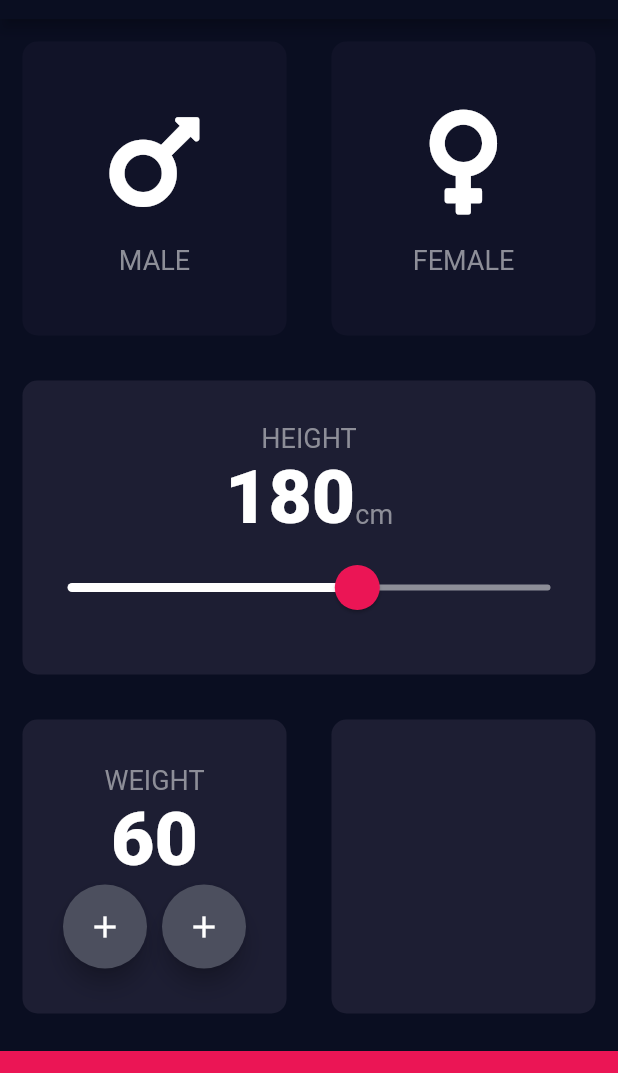
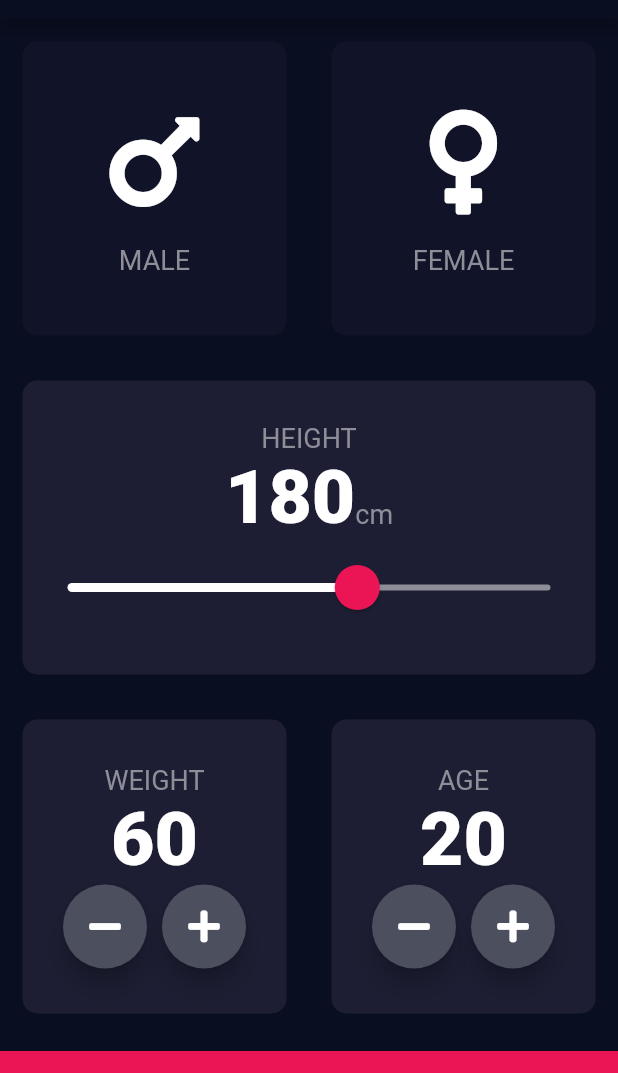
Before and after one commit to OdongoWaga/BMI-Calculator, a Flutter app: the screen it shows after launch, on a phone screen of 412 x 824 dp, the part 65-1138 px from its top. Run offline on Flutter 3.47's test engine with Material 2 defaults, Android fonts, the phone set to English and light mode, and no system bars; our stand-ins replace font_awesome_flutter.

```diff
--- a/lib/input_page.dart
+++ b/lib/input_page.dart
@@ -19,6 +19,7 @@ class _InputPageState extends State<InputPage> {
   Gender selectedGender;
   int height = 180;
   int weight = 60;
+  int age = 20;
 
 //  Color maleCardColor = inactiveCardColour;
 //  Color femaleCardColour = inactiveCardColour;
@@ -154,21 +155,22 @@ class _InputPageState extends State<InputPage> {
                       Row(
                         mainAxisAlignment: MainAxisAlignment.center,
                         children: <Widget>[
-                          FloatingActionButton(
-                            backgroundColor: Color(0xFF4C4F5E),
-                            child: Icon(
-                              Icons.add,
-                              color: Colors.white,
-                            ),
+                          RoundIconButton(
+                            icon: FontAwesomeIcons.minus,
+                            onPressed: () {
+                              setState(() {
+                                weight--;
+                              });
+                            },
                           ),
                           SizedBox(width: 10),
-                          FloatingActionButton(
-                            backgroundColor: Color(0xFF4C4F5E),
-                            child: Icon(
-                              Icons.add,
-                              color: Colors.white,
-                            ),
-                          )
+                          RoundIconButton(
+                              icon: FontAwesomeIcons.plus,
+                              onPressed: () {
+                                setState(() {
+                                  weight++;
+                                });
+                              }),
                         ],
                       )
                     ],
@@ -176,8 +178,41 @@ class _InputPageState extends State<InputPage> {
                 )),
                 Expanded(
                   child: ReusableCard(
-                    colour: kWidgetColor,
-                  ),
+                      colour: kWidgetColor,
+                      cardChild: Column(
+                        mainAxisAlignment: MainAxisAlignment.center,
+                        children: <Widget>[
+                          Text(
+                            'AGE',
+                            style: kLabelTextStyle,
+                          ),
+                          Text(
+                            age.toString(),
+                            style: kNumberTextStyle,
+                          ),
+                          Row(
+                            mainAxisAlignment: MainAxisAlignment.center,
+                            children: <Widget>[
+                              RoundIconButton(
+                                icon: FontAwesomeIcons.minus,
+                                onPressed: () {
+                                  setState(() {
+                                    age--;
+                                  });
+                                },
+                              ),
+                              SizedBox(width: 10),
+                              RoundIconButton(
+                                  icon: FontAwesomeIcons.plus,
+                                  onPressed: () {
+                                    setState(() {
+                                      age++;
+                                    });
+                                  }),
+                            ],
+                          )
+                        ],
+                      )),
                 ),
               ],
             )),
@@ -190,3 +225,22 @@ class _InputPageState extends State<InputPage> {
         ));
   }
 }
+
+class RoundIconButton extends StatelessWidget {
+  RoundIconButton({@required this.icon, @required this.onPressed});
+
+  final IconData icon;
+  final Function onPressed;
+
+  @override
+  Widget build(BuildContext context) {
+    return RawMaterialButton(
+      child: Icon(icon),
+      constraints: BoxConstraints.tightFor(width: 56.0, height: 56.0),
+      elevation: 6,
+      onPressed: onPressed,
+      shape: CircleBorder(),
+      fillColor: Color(0xFF4C4F5E),
+    );
+  }
+}
```
